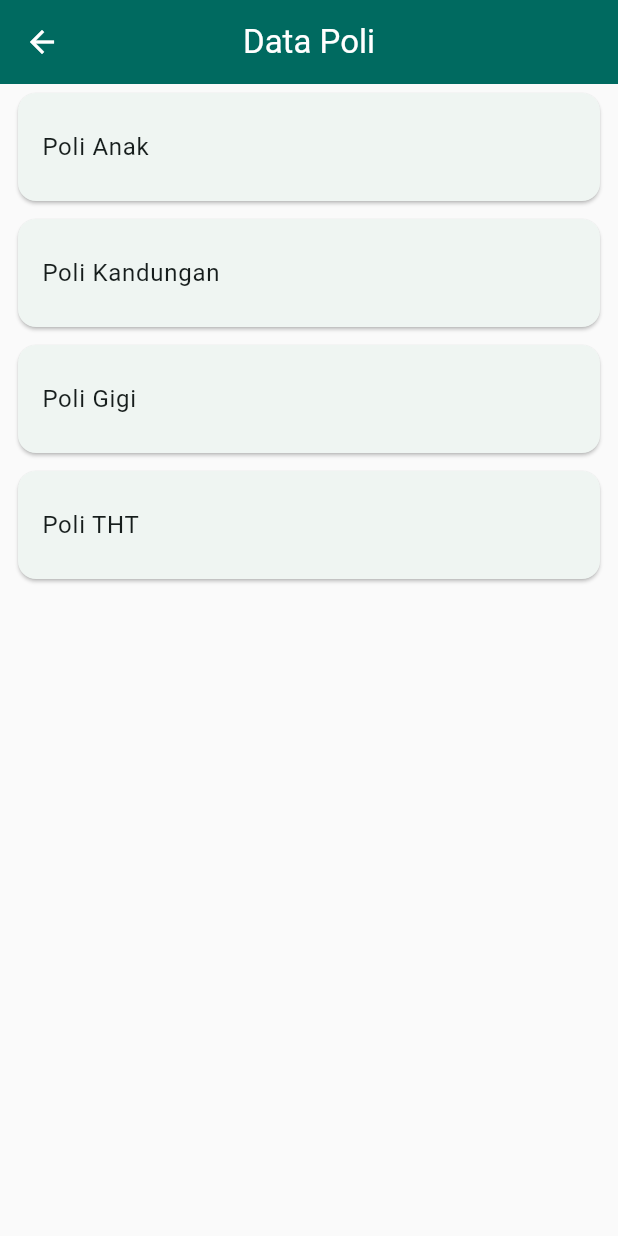
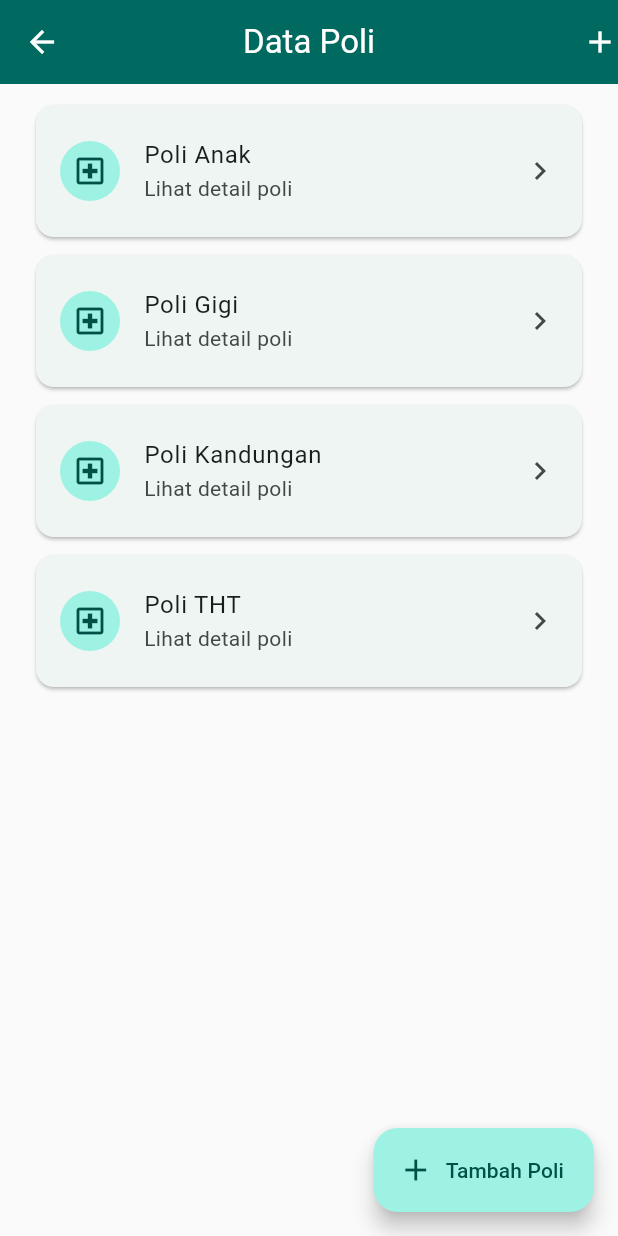
Before and after one commit to DimasMP3/TugasFlutter-clinic-app, a Flutter app: the screen it shows after launch, after a tap on "Data Poli", on a phone screen of 412 x 824 dp. Run offline on Flutter 3.47's test engine with Material 3 defaults, Android fonts, the phone set to English and light mode, and no system bars.

Commit message:
upgare feature and ui design

```diff
--- a/lib/main.dart
+++ b/lib/main.dart
@@ -14,6 +14,7 @@ class MyApp extends StatelessWidget {
     final colorScheme = ColorScheme.fromSeed(seedColor: Colors.teal);
     return MaterialApp(
       title: 'Klinik App',
+      debugShowCheckedModeBanner: false,
       theme: ThemeData(
         useMaterial3: true,
         colorScheme: colorScheme,
@@ -43,6 +44,22 @@ class MyApp extends StatelessWidget {
         ),
         listTileTheme: const ListTileThemeData(
           contentPadding: EdgeInsets.symmetric(horizontal: 16, vertical: 8),
+        ),
+        inputDecorationTheme: InputDecorationTheme(
+          filled: true,
+          fillColor: colorScheme.surface,
+          border: OutlineInputBorder(
+            borderRadius: BorderRadius.circular(12),
+          ),
+          enabledBorder: OutlineInputBorder(
+            borderRadius: BorderRadius.circular(12),
+            borderSide: BorderSide(color: colorScheme.outline.withValues(alpha:0.5)),
+          ),
+          focusedBorder: OutlineInputBorder(
+            borderRadius: BorderRadius.circular(12),
+            borderSide: BorderSide(color: colorScheme.primary, width: 2),
+          ),
+          contentPadding: const EdgeInsets.symmetric(horizontal: 14, vertical: 12),
         ),
         visualDensity: VisualDensity.adaptivePlatformDensity,
       ),
--- a/lib/ui/home_page.dart
+++ b/lib/ui/home_page.dart
@@ -8,14 +8,22 @@ class HomePage extends StatelessWidget {
 
   @override
   Widget build(BuildContext context) {
+    final scheme = Theme.of(context).colorScheme;
     return Scaffold(
       appBar: AppBar(title: const Text('Klinik App')),
       body: ListView(
+        padding: const EdgeInsets.all(12),
         children: [
           Card(
+            shape: RoundedRectangleBorder(borderRadius: BorderRadius.circular(12)),
             child: ListTile(
-              leading: const Icon(Icons.local_hospital),
+              leading: CircleAvatar(
+                backgroundColor: scheme.primaryContainer,
+                foregroundColor: scheme.onPrimaryContainer,
+                child: const Icon(Icons.local_hospital),
+              ),
               title: const Text('Data Poli'),
+              subtitle: const Text('Kelola data poli klinik'),
               trailing: const Icon(Icons.chevron_right),
               onTap: () => Navigator.push(
                 context,
@@ -24,9 +32,15 @@ class HomePage extends StatelessWidget {
             ),
           ),
           Card(
+            shape: RoundedRectangleBorder(borderRadius: BorderRadius.circular(12)),
             child: ListTile(
-              leading: const Icon(Icons.group),
+              leading: CircleAvatar(
+                backgroundColor: scheme.secondaryContainer,
+                foregroundColor: scheme.onSecondaryContainer,
+                child: const Icon(Icons.group),
+              ),
               title: const Text('Data Pegawai'),
+              subtitle: const Text('Kelola data pegawai'),
               trailing: const Icon(Icons.chevron_right),
               onTap: () => Navigator.push(
                 context,
@@ -35,9 +49,15 @@ class HomePage extends StatelessWidget {
             ),
           ),
           Card(
+            shape: RoundedRectangleBorder(borderRadius: BorderRadius.circular(12)),
             child: ListTile(
-              leading: const Icon(Icons.personal_injury),
+              leading: CircleAvatar(
+                backgroundColor: scheme.tertiaryContainer,
+                foregroundColor: scheme.onTertiaryContainer,
+                child: const Icon(Icons.personal_injury),
+              ),
               title: const Text('Data Pasien'),
+              subtitle: const Text('Kelola data pasien'),
               trailing: const Icon(Icons.chevron_right),
               onTap: () => Navigator.push(
                 context,
--- /dev/null
+++ b/lib/ui/poli_item.dart
@@ -0,0 +1,35 @@
+import 'package:flutter/material.dart';
+import '../model/poli.dart';
+import 'poli_detail.dart';
+
+class PoliItem extends StatelessWidget {
+  final Poli poli;
+
+  const PoliItem({super.key, required this.poli});
+
+  @override
+  Widget build(BuildContext context) {
+    final scheme = Theme.of(context).colorScheme;
+    return Card(
+      shape: RoundedRectangleBorder(borderRadius: BorderRadius.circular(12)),
+      child: ListTile(
+        leading: CircleAvatar(
+          backgroundColor: scheme.primaryContainer,
+          foregroundColor: scheme.onPrimaryContainer,
+          child: const Icon(Icons.local_hospital_outlined),
+        ),
+        title: Text(poli.namaPoli ?? '-'),
+        subtitle: const Text('Lihat detail poli'),
+        trailing: const Icon(Icons.chevron_right),
+        onTap: () {
+          Navigator.push(
+            context,
+            MaterialPageRoute(
+              builder: (context) => PoliDetail(poli: poli),
+            ),
+          );
+        },
+      ),
+    );
+  }
+}
--- a/lib/ui/poli_page.dart
+++ b/lib/ui/poli_page.dart
@@ -1,6 +1,7 @@
 import 'package:flutter/material.dart';
 import '../model/poli.dart';
-import 'poli_detail.dart';
+import 'poli_item.dart';
+import 'poli_form.dart';
 
 class PoliPage extends StatefulWidget {
   const PoliPage({super.key});
@@ -13,40 +14,49 @@ class PoliPage extends StatefulWidget {
   @override
   Widget build(BuildContext context) {
     return Scaffold(
-       appBar: AppBar(title: const Text("Data Poli")),
-       body: ListView(
-         children: [
+      appBar: AppBar(title: const Text('Data Poli'),
+      actions: [
         GestureDetector(
-             child: Card(
-               child: ListTile(title: const Text("Poli Anak"),
-               ),
-             ),
-             onTap:() {
-                Poli poliAnak = Poli(namaPoli: "Poli Anak");
+          child: const Icon(Icons.add),
+          onTap: () {
             Navigator.push(
               context,
               MaterialPageRoute(
-                    builder: (context) => PoliDetail(poli: poliAnak),
+                builder: (context) => const PoliForm(),
               ),
             );
           },
-           ),
-           Card(
-             child: ListTile(
-               title: const Text("Poli Kandungan"),
-             ),
-           ),
-           Card(
-             child: ListTile(
-               title: const Text("Poli Gigi"),
-             ),
-           ),
-           Card(
-             child: ListTile(
-               title: const Text("Poli THT"),
-             ),
         )
       ],
+      ),
+      body: ListView(
+        padding: const EdgeInsets.symmetric(horizontal: 12, vertical: 8),
+        children: [
+          PoliItem(
+            poli: Poli(namaPoli: 'Poli Anak'),
+          ),
+          PoliItem(
+            poli: Poli(namaPoli: 'Poli Gigi'),
+          ),
+          PoliItem(
+            poli: Poli(namaPoli: 'Poli Kandungan'),
+          ),
+          PoliItem(
+            poli: Poli(namaPoli: 'Poli THT'),
+          ),
+        ],
+      ),
+      floatingActionButton: FloatingActionButton.extended(
+        onPressed: () {
+          Navigator.push(
+            context,
+            MaterialPageRoute(
+              builder: (context) => const PoliForm(),
+            ),
+          );
+        },
+        icon: const Icon(Icons.add),
+        label: const Text('Tambah Poli'),
       ),
     );
   }
```
Also changed, not shown: lib/ui/poli_form.dart (added, +53 -0 lines). Lines whose indentation alone changed are shown as unchanged.
